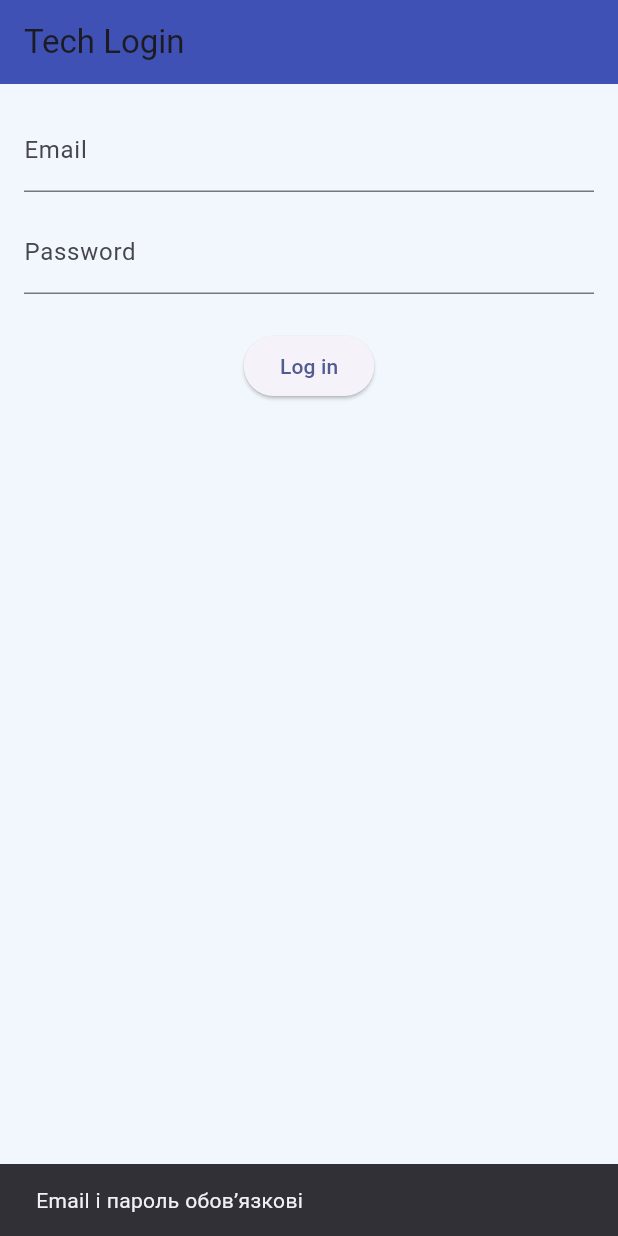
After one commit to WebgateSystems/akademy2-mobile, a Flutter app: the screen it shows after launch, after a tap on "Tech login (email/password)", after a tap on "Log in", on a phone screen of 412 x 824 dp. The commit adds this screen. Run offline on Flutter 3.47's test engine with Material 3 defaults, Android fonts, the phone set to English and light mode, and no system bars; our stand-ins replace dio, file_picker, flutter_riverpod, flutter_screenutil, flutter_secure_storage, go_router and 5 more; missing offline and left inert: dio_smart_retry, mobile_scanner; accounts and stored records are empty; generated files the repository leaves out were written again.

Commit message:
авторизація

```diff
--- a/lib/app/router.dart
+++ b/lib/app/router.dart
@@ -10,6 +10,7 @@ import '../features/auth/join_group_page.dart';
 import '../features/auth/login_page.dart';
 import '../features/auth/pin_pages.dart';
 import '../features/auth/unlock_page.dart';
+import '../features/auth/tech_login_page.dart';
 import '../features/auth/verify_email_page.dart';
 import '../features/auth/verify_phone_page.dart';
 import '../features/auth/wait_approval_page.dart';
@@ -46,10 +47,12 @@ final routerProvider = Provider<GoRouter>((ref) {
         ),
       ),
       GoRoute(
-        path: '/unlock',
-        builder: (context, state) => UnlockPage(
-          redirect: state.uri.queryParameters['redirect'],
-        ),
+        path: '/tech-login',
+        builder: (context, state) => const TechLoginPage(),
+      ),
+      GoRoute(
+        path: '/tech-login',
+        builder: (context, state) => const TechLoginPage(),
       ),
       GoRoute(
         path: '/login-pin',
@@ -65,6 +68,12 @@ final routerProvider = Provider<GoRouter>((ref) {
         },
       ),
       GoRoute(
+        path: '/unlock',
+        builder: (context, state) => UnlockPage(
+          redirect: state.uri.queryParameters['redirect'],
+        ),
+      ),
+      GoRoute(
         path: '/create-account',
         builder: (context, state) => const CreateAccountPage(),
       ),
@@ -75,7 +84,10 @@ final routerProvider = Provider<GoRouter>((ref) {
           final args = extra is VerifyPhoneArgs
               ? extra
               : const VerifyPhoneArgs(
-                  phone: '+000000000', email: 'user@example.com');
+                  phone: '+000000000',
+                  email: 'user@example.com',
+                  flowId: '',
+                );
           return VerifyPhonePage(args: args);
         },
       ),
@@ -98,7 +110,10 @@ final routerProvider = Provider<GoRouter>((ref) {
       ),
       GoRoute(
         path: '/create-pin',
-        builder: (context, state) => const CreatePinPage(),
+        builder: (context, state) {
+          final flowId = state.extra is String ? state.extra as String : '';
+          return CreatePinPage(flowId: flowId);
+        },
       ),
       GoRoute(
         path: '/confirm-pin',
@@ -106,7 +121,7 @@ final routerProvider = Provider<GoRouter>((ref) {
           final extra = state.extra;
           final args = extra is ConfirmPinArgs
               ? extra
-              : const ConfirmPinArgs(pin: '0000');
+              : const ConfirmPinArgs(pin: '0000', flowId: '');
           return ConfirmPinPage(args: args);
         },
       ),
@@ -169,8 +184,9 @@ final routerProvider = Provider<GoRouter>((ref) {
       final auth = ref.read(authProvider);
       final loc = state.matchedLocation;
       final loggingIn = loc == '/login';
+      final onLoginPin = loc == '/login-pin';
       final onUnlock = loc == '/unlock';
-      final onLoginPin = loc == '/login-pin';
+      final onTechLogin = loc == '/tech-login';
       final onSplash = loc == '/splash';
       final onCreateAccount = loc == '/create-account';
       final onVerifyPhone = loc == '/verify-phone';
@@ -186,8 +202,9 @@ final routerProvider = Provider<GoRouter>((ref) {
       final onboarding = {
         onSplash,
         loggingIn,
+        onLoginPin,
         onUnlock,
-        onLoginPin,
+        onTechLogin,
         onCreateAccount,
         onVerifyPhone,
         onVerifyEmail,
@@ -207,8 +224,7 @@ final routerProvider = Provider<GoRouter>((ref) {
 
       final needsUnlock = auth.isAuthenticated && !auth.isUnlocked;
       if (needsUnlock && !onUnlock) {
-        final redirectTo =
-            loc == '/splash' ? '/home' : state.uri.toString();
+        final redirectTo = loc == '/splash' ? '/home' : state.uri.toString();
         return Uri(
           path: '/unlock',
           queryParameters: {'redirect': redirectTo},
--- a/lib/core/network/dio_provider.dart
+++ b/lib/core/network/dio_provider.dart
@@ -10,9 +10,11 @@ final dioProvider = Provider<Dio>((ref) {
   final client = DioClient().dio;
   final hasAuth = client.interceptors.any((i) => i is AuthInterceptor);
   final hasMock = client.interceptors.any((i) => i is MockApiInterceptor);
+  const useMockApi =
+      bool.fromEnvironment('USE_MOCK_API', defaultValue: false);
 
-  // Add MockApiInterceptor first (should run before auth)
-  if (!hasMock) {
+  // Optionally add MockApiInterceptor first (should run before auth)
+  if (useMockApi && !hasMock) {
     client.interceptors.add(MockApiInterceptor());
   }
 
--- /dev/null
+++ b/lib/features/auth/tech_login_page.dart
@@ -0,0 +1,103 @@
+import 'package:flutter/material.dart';
+import 'package:flutter_riverpod/flutter_riverpod.dart';
+import 'package:go_router/go_router.dart';
+
+import '../../core/auth/auth_provider.dart';
+import '../../core/network/dio_provider.dart';
+
+/// Тимчасовий технічний екран для логіну по email/password, щоб отримати токен.
+class TechLoginPage extends ConsumerStatefulWidget {
+  const TechLoginPage({super.key});
+
+  @override
+  ConsumerState<TechLoginPage> createState() => _TechLoginPageState();
+}
+
+class _TechLoginPageState extends ConsumerState<TechLoginPage> {
+  final _emailCtl = TextEditingController();
+  final _passCtl = TextEditingController();
+  bool _loading = false;
+
+  @override
+  void dispose() {
+    _emailCtl.dispose();
+    _passCtl.dispose();
+    super.dispose();
+  }
+
+  Future<void> _login() async {
+    final email = _emailCtl.text.trim();
+    final pass = _passCtl.text.trim();
+    if (email.isEmpty || pass.isEmpty) {
+      ScaffoldMessenger.of(context).showSnackBar(
+        const SnackBar(content: Text('Email і пароль обов’язкові')),
+      );
+      return;
+    }
+    setState(() => _loading = true);
+    try {
+      final dio = ref.read(dioProvider);
+      final resp = await dio.post(
+        'v1/session',
+        data: {
+          'user': {'email': email, 'password': pass}
+        },
+      );
+      final access = resp.data['access_token'] as String?;
+      final data = resp.data['data'] as Map<String, dynamic>?;
+      final attrs = data?['attributes'] as Map<String, dynamic>?;
+      final userId = attrs?['id'] as String? ?? data?['id'] as String? ?? email;
+      if (access != null) {
+        final notifier = ref.read(authProvider.notifier);
+        await notifier.setTokens(access, userId: userId, refreshToken: null);
+        await notifier.saveUserProfile(
+          attrs,
+          email: attrs?['email'] as String? ?? email,
+          phone: attrs?['phone'] as String?,
+        );
+        if (mounted) context.go('/home');
+        return;
+      }
+      throw Exception('access_token missing');
+    } catch (e) {
+      if (mounted) {
+        ScaffoldMessenger.of(context).showSnackBar(
+          SnackBar(content: Text('Login failed: $e')),
+        );
+      }
+    } finally {
+      if (mounted) setState(() => _loading = false);
+    }
+  }
+
+  @override
+  Widget build(BuildContext context) {
+    return Scaffold(
+      appBar: AppBar(title: const Text('Tech Login')),
+      body: Padding(
+        padding: const EdgeInsets.all(16),
+        child: Column(
+          children: [
+            TextField(
+              controller: _emailCtl,
+              decoration: const InputDecoration(labelText: 'Email'),
+            ),
+            const SizedBox(height: 12),
+            TextField(
+              controller: _passCtl,
+              decoration: const InputDecoration(labelText: 'Password'),
+              obscureText: true,
+            ),
+            const SizedBox(height: 24),
+            _loading
+                ? const CircularProgressIndicator()
+                : ElevatedButton(
+                    onPressed: _login,
+                    child: const Text('Log in'),
+                  ),
+          ],
+        ),
+      ),
+    );
+  }
+}
--- a/lib/features/auth/unlock_page.dart
+++ b/lib/features/auth/unlock_page.dart
@@ -48,7 +48,10 @@ class _UnlockPageState extends ConsumerState<UnlockPage> {
     });
 
     if ((storedPin == null || storedPin.isEmpty) && mounted) {
-      context.go('/login');
+      ref.read(authProvider.notifier).markUnlocked();
+      final target =
+          (widget.redirect?.isNotEmpty ?? false) ? widget.redirect! : '/home';
+      context.go(target);
       return;
     }
 
```
Also changed, not shown: lib/core/auth/auth_provider.dart (+38 -50 lines), lib/core/network/fake_backend.dart (+11 -5 lines), lib/core/network/mock_api_interceptor.dart (+5 -5 lines), lib/core/sync/sync_manager.dart (+100 -50 lines), lib/features/auth/auth_flow_models.dart (+8 -2 lines), lib/features/auth/create_account_page.dart (+37 -4 lines), lib/features/auth/login_page.dart (+20 -29 lines), lib/features/auth/pin_pages.dart (+86 -11 lines), lib/features/auth/verify_phone_page.dart (+18 -13 lines).
